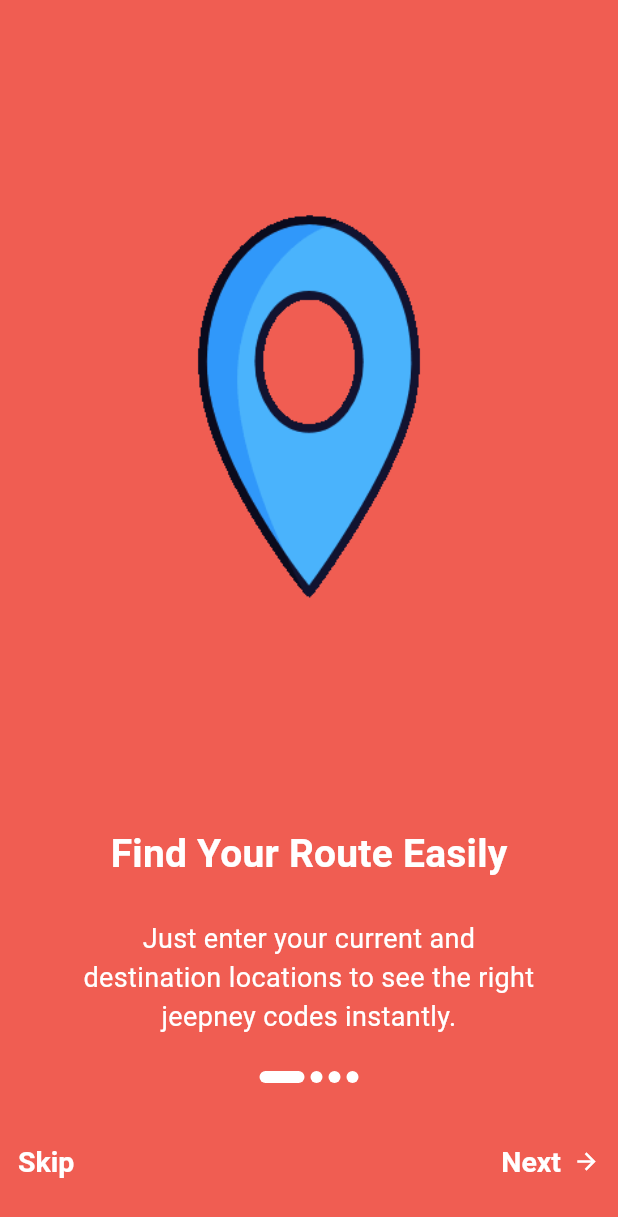
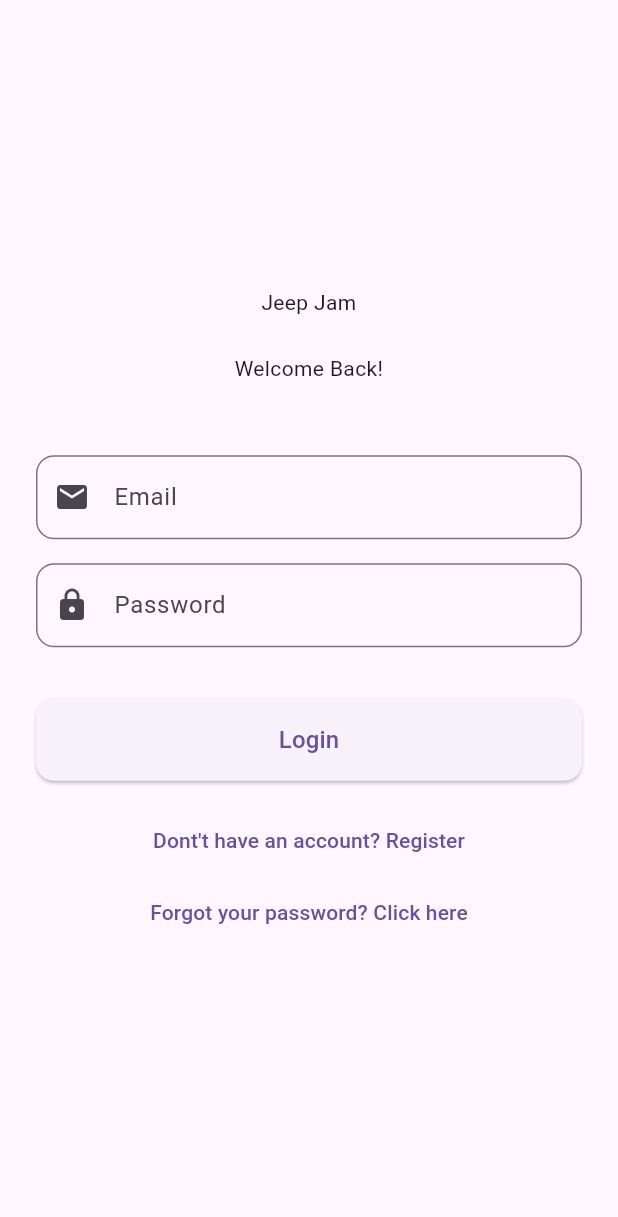
Before and after one commit to ladajules/Jeep-Jam, a Flutter app: the screen it shows after launch, on a phone screen of 412 x 824 dp. Shown: the top 1217 px of the screen. Run offline on Flutter 3.47's test engine with Material 3 defaults, Android fonts, the light colour scheme and no system bars; our stand-ins replace firebase_auth, firebase_core, flutter_dotenv, geocoding, geolocator, google_maps_flutter and 5 more; accounts and stored records are empty.

Commit message:
YAAS KWWEENNN WORKING NA ANG LOG IN AND REGISTERR

```diff
--- a/testing/lib/pages/introduction_page.dart
+++ b/testing/lib/pages/introduction_page.dart
@@ -1,14 +1,16 @@
 import 'package:flutter/material.dart';
 import 'package:shared_preferences/shared_preferences.dart';
+import 'package:testing/pages/login_register_page.dart';
 
 class OnboardingPage1 extends StatelessWidget {
   const OnboardingPage1({super.key});
 
   Future<void> _markTutorialSeen(BuildContext context) async {
     final prefs = await SharedPreferences.getInstance();
-    await prefs.setBool('SeenTutorial', true);
+    await prefs.setBool(kSeenTutorialKey, true);
     if (context.mounted) Navigator.pushReplacementNamed(context, '/homepage');
   }
+
 
   @override
   Widget build(BuildContext context) {
--- /dev/null
+++ b/testing/lib/pages/login_register_page.dart
@@ -0,0 +1,223 @@
+import 'package:flutter/material.dart';
+import 'package:logger/logger.dart';
+import 'package:shared_preferences/shared_preferences.dart';
+import 'package:testing/services/auth.dart';
+import 'package:firebase_auth/firebase_auth.dart';
+
+class LoginRegisterPage extends StatefulWidget {
+  const LoginRegisterPage({super.key});
+
+  @override
+  State<LoginRegisterPage> createState() => _LoginRegisterPageState();
+}
+
+const String kSeenTutorialKey = 'SeenTutorial';
+
+class _LoginRegisterPageState extends State<LoginRegisterPage>{
+  final Auth _auth = Auth();
+  final TextEditingController _emailController = TextEditingController();
+  final TextEditingController _passwordController = TextEditingController();
+  final logger = Logger();
+  bool _isLogin = true;
+  bool _isLoading = false;
+  String _errorMessage = '';
+
+
+  Future<void> _handleAuth() async{
+    setState(() {
+      _isLoading = true;
+      _errorMessage = '';
+    });
+
+    try{
+      if (_isLogin){
+        await _auth.signInWithEmailAndPassword(
+          email: _emailController.text.trim(),
+          password: _passwordController.text.trim(),
+          );
+          logger.i('Login Successful');
+      } else {
+        await _auth.createUserWithEmailAndPassword(
+          email: _emailController.text.trim(),
+          password: _passwordController.text.trim(),
+          );
+          logger.i('Registration Successful');
+
+          final prefs = await SharedPreferences.getInstance();
+          await prefs.setBool(kSeenTutorialKey, false);
+
+          if(mounted){
+            Navigator.of(context).pushNamedAndRemoveUntil(
+          '/intropage',
+          (route) => false // Clears all previous routes
+            );
+          }
+
+
+      }
+    } on FirebaseAuthException catch (e){
+      setState(() {
+        logger.e('FirebaseAuthException: ${e.code} - ${e.message}');
+        setState(() {
+          _errorMessage = _getErrorMessage(e.code);
+        });
+      });
+    } catch (e){
+      setState(() {
+        _errorMessage = 'An error occurred. Please try again.';
+      });
+    } finally {
+      setState(() {
+        _isLoading = false;
+      });
+    }
+  }
+
+  String _getErrorMessage (String code){
+    switch (code){
+      case 'user-not-found':
+      return 'No user found with this email.';
+      case 'wrong-password':
+      return 'Wrong password provided';
+      case 'email-already-in-use':
+      return 'An account already exists with this email.';
+      case 'weak-password':
+      return 'Password should be at least 6 character';
+      case 'invalid-email':
+      return 'The email address is not valid';
+      default:
+      return 'Authentication failed. Please try again';
+    }
+  }
+
+  @override
+  Widget build(BuildContext context){
+    return Scaffold(
+      body: SafeArea(
+        child:
+         Center(
+          child: SingleChildScrollView(
+            padding: const EdgeInsets.all(24.0),
+            child: Column(
+              mainAxisAlignment: MainAxisAlignment.center,
+              crossAxisAlignment: CrossAxisAlignment.stretch,
+              children: [
+                const Text('Jeep Jam',
+                style: TextStyle(
+
+                ),
+                textAlign: TextAlign.center,),
+
+                const SizedBox(height: 24,),
+
+                Text(
+                  _isLogin ? 'Welcome Back!' : 'Create an account',
+                  style: TextStyle(),
+                  textAlign: TextAlign.center,
+                ),
+
+                const SizedBox(height: 48),
+
+                TextField(
+                  controller: _emailController,
+                  keyboardType: TextInputType.emailAddress,
+                  decoration: InputDecoration(
+                    labelText: 'Email',
+                    prefixIcon: const Icon(Icons.email),
+                    border: OutlineInputBorder(
+                      borderRadius: BorderRadius.circular(12),
+                    ),
+                  ),
+                ),
+
+                const SizedBox(height: 16),
+                TextField(
+                  controller: _passwordController,
+                  obscureText: true,
+                  decoration: InputDecoration(
+                    labelText: 'Password',
+                    prefixIcon: const Icon(Icons.lock),
+                    border: OutlineInputBorder(
+                      borderRadius: BorderRadius.circular(12),
+                    ),
+                  ),
+                ),
+                const SizedBox(height: 34),
+
+                if (_errorMessage.isNotEmpty)
+                Container(
+                  padding: EdgeInsets.all(12),
+                  margin: const EdgeInsets.only(bottom: 16),
+                  decoration: BoxDecoration(
+                    color: Colors.red[50],
+                    borderRadius: BorderRadius.circular(8),
+                    border: Border.all(color: Colors.red[300]!),
+                  ),
+                  child: Text(
+                    _errorMessage,
+                    style: TextStyle(color: Colors.red[700]),
+                    textAlign: TextAlign.center,
+                  ),
+                ),
+
+                ElevatedButton(
+                  onPressed: _isLoading ? null : _handleAuth,
+                  style: ElevatedButton.styleFrom(
+                    padding: const EdgeInsets.symmetric(vertical: 16),
+                    shape: RoundedRectangleBorder(
+                      borderRadius: BorderRadius.circular(12),
+                    ),
+                  ),
+                  child: _isLoading ?
+                    const SizedBox(
+                      height: 20,
+                      width: 20,
+                      child: CircularProgressIndicator(strokeWidth: 2),
+
+                    )
+
+                    :
+                    Text(
+                      _isLogin ? 'Login' : 'Register',
+                      style: const TextStyle(fontSize: 16),
+                    ),
+                  ),
+
+                  const SizedBox(height: 16),
+
+                  TextButton(
+                    onPressed: (){
+                      setState(() {
+                        _isLogin = !_isLogin;
+                        _errorMessage = '';
+                      });
+                    },
+                    child: Text(
+                      _isLogin ? "Dont't have an account? Register" : 'Already have an account? Login',
+                    ),
+                    ),
+
+                  TextButton(
+                    onPressed:() {
+                      Navigator.pushNamed(context, '/forgotpass');
+                    },
+                    child: Text('Forgot your password? Click here'),
+
+                  )
+
+
+              ],
+            ),
+          ),
+         )
+         ),
+    );
+  }
+
+  @override
+  void dispose(){
+    _emailController.dispose();
+    _passwordController.dispose();
+    super.dispose();
+  }
+}
--- /dev/null
+++ b/testing/lib/services/auth.dart
@@ -0,0 +1,59 @@
+import 'package:firebase_auth/firebase_auth.dart';
+import 'package:logger/logger.dart';
+
+
+class Auth{
+  final FirebaseAuth _firebaseAuth = FirebaseAuth.instance;
+  final logger =  Logger();
+  User? get currentUser => _firebaseAuth.currentUser;
+
+  Stream<User?> get authStateChanges => _firebaseAuth.authStateChanges();
+
+  Future<void>signInWithEmailAndPassword({
+    required String email,
+    required String password,
+  }) async{
+    try{
+      await _firebaseAuth.signInWithEmailAndPassword(
+        email: email,
+        password: password
+        );
+        logger.i('Sign in successful');
+      } catch (e){
+        logger.e('Sign in error');
+        rethrow;
+      }
+
+  }
+
+  Future<void> createUserWithEmailAndPassword({
+    required String email,
+    required String password,
+
+  })async{
+    try{
+      await _firebaseAuth.createUserWithEmailAndPassword(
+      email: email,
+      password: password,
+       );
+      logger.i('Sign in successful');
+    } catch (e){
+      logger.e('Sign in error');
+      rethrow;
+    }
+
+  }
+  Future<void> sendPasswordEmailLink({
+    required String email,
+  })async{
+    try{
+      await _firebaseAuth.sendPasswordResetEmail(email: email);
+    }catch(e){
+      logger.e('error wid sending passwordemaillink');
+    }
+  }
+
+  Future<void> signOut() async{
+    await _firebaseAuth.signOut();
+  }
+}
--- /dev/null
+++ b/testing/lib/widgets/auth_gate.dart
@@ -0,0 +1,66 @@
+
+
+
+import 'package:flutter/material.dart';
+import 'package:shared_preferences/shared_preferences.dart';
+import 'package:testing/pages/home_page.dart';
+import 'package:testing/pages/introduction_page.dart';
+import 'package:testing/pages/login_register_page.dart';
+import 'package:testing/services/auth.dart';
+
+const String kSeenTutorialKey = 'SeenTutorial';
+
+Future<bool> _getTutorialStatus() async{
+  final prefs = await SharedPreferences.getInstance();
+  return prefs.getBool(kSeenTutorialKey) ?? false;
+}
+
+class AuthGate extends StatelessWidget {
+  const AuthGate({super.key});
+
+
+
+  @override
+  Widget build(BuildContext context) {
+    final Auth auth = Auth();
+
+    return StreamBuilder(
+      stream: auth.authStateChanges,
+      builder: (context, snapshot){
+        if (snapshot.connectionState == ConnectionState.waiting){
+          return const Scaffold(
+            body: Center(
+              child: CircularProgressIndicator(),
+            ),
+          );
+        }
+
+
+        if (snapshot.hasData){
+
+          return  FutureBuilder<bool>(
+            future: _getTutorialStatus(),
+            builder: (context, tutorialSnapshot) {
+              if (tutorialSnapshot.connectionState == ConnectionState.waiting){
+                return const Scaffold(
+                  body: Center(child: CircularProgressIndicator()),
+                );
+              }
+
+              final hasSeenTutorial = tutorialSnapshot.data ?? false;
+
+              if (hasSeenTutorial){
+                return const HomePage();
+              } else {
+                return const OnboardingPage1();
+              }
+            }
+          );
+        }
+
+        return const LoginRegisterPage();
+      }
+      );
+
+  }
+}
--- a/testing/pubspec.yaml
+++ b/testing/pubspec.yaml
@@ -23,6 +23,8 @@ dependencies:
   flutter_dotenv: ^6.0.0
   logger: ^2.6.2
   uuid: ^4.5.2
+  firebase_core: ^4.2.1
+  firebase_auth: ^6.1.2
 
 dev_dependencies:
   flutter_test:
```
Also changed, not shown: testing/lib/main.dart (+41 -33 lines), testing/lib/pages/forget_pass.dart (added, +127 -0 lines), testing/lib/pages/home_page.dart (+13 -2 lines), testing/lib/pages/settings_page.dart (+30 -7 lines), testing/pubspec.lock, 6 other files.
